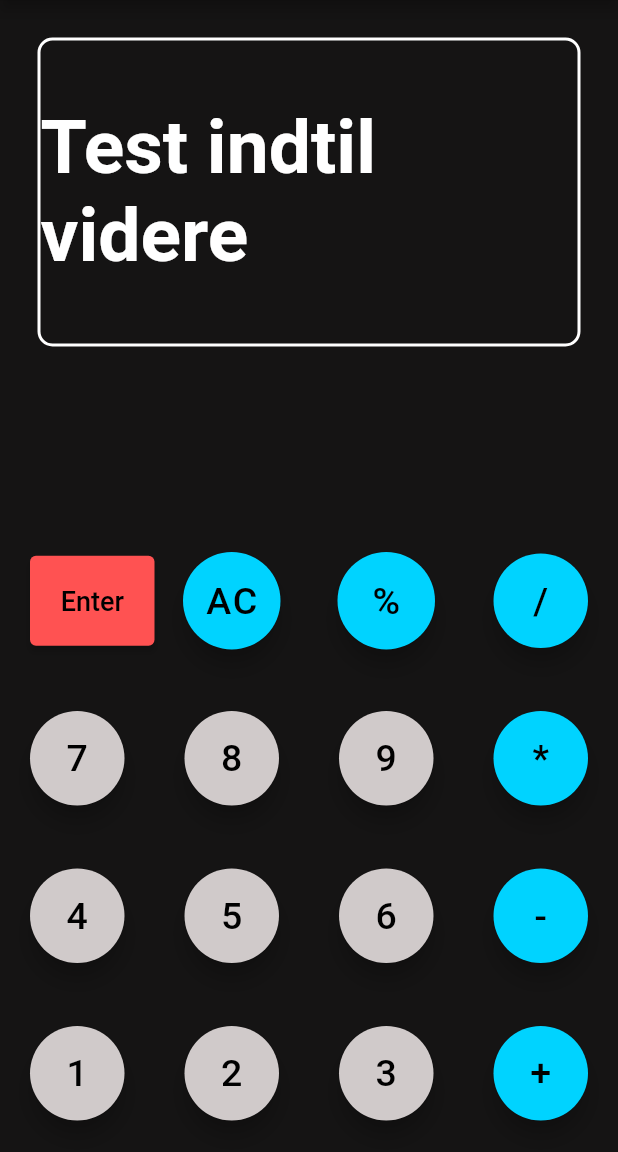
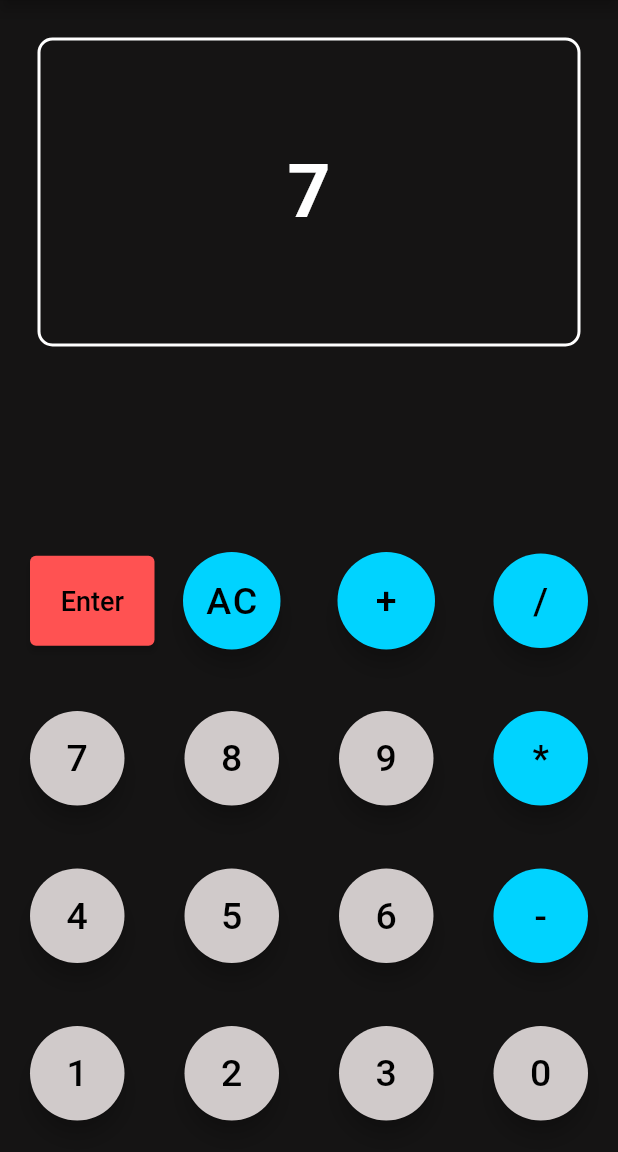
Before and after one commit to MathiasKrarup/RPN_Calculator, a Flutter app: the screen it shows after launch, after a tap on an icon or button, on a phone screen of 412 x 824 dp, the part 84-1236 px from its top. Run offline on Flutter 3.47's test engine with Material 2 defaults, Android fonts, the phone set to English and light mode, and no system bars.

Commit message:
Made the number display onPress

```diff
--- /dev/null
+++ b/lib/CommandPattern.dart
@@ -0,0 +1,3 @@
+abstract class Command {
+  void execute();
+}
--- a/lib/display.dart
+++ b/lib/display.dart
@@ -1,36 +1,35 @@
 import 'package:flutter/material.dart';
+import 'package:gui_calculator/keypad.dart';
 
 
-class Display extends StatefulWidget {
-  const Display({super.key});
 
-  @override
-  State<Display> createState() => _DisplayState();
-}
 
-class _DisplayState extends State<Display> {
+class Display extends StatelessWidget {
   Color backgroundColor = Color(0xFF151414);
+
+  Display (this.calculatorState);
+  CalculatorState calculatorState;
 
   @override
   Widget build(BuildContext context) {
     return Container(
-      color: backgroundColor, // Background color of the parent container
+      color: backgroundColor,
       child: Container(
         margin: EdgeInsets.all(25),
         decoration: BoxDecoration(
           border: Border.all(
-            color: Colors.white, // Border color of the child container
+            color: Colors.white,
             width: 2,
           ),
           borderRadius: BorderRadius.circular(10),
         ),
         child: Center(
           child: Text(
-            "Test indtil videre",
+            calculatorState.enteredNumber,
             style: TextStyle(
               fontSize: 50,
               fontWeight: FontWeight.bold,
-              color: Colors.white, // Text color of the child container
+              color: Colors.white,
             ),
           ),
         ),
--- a/lib/keypad.dart
+++ b/lib/keypad.dart
@@ -1,20 +1,37 @@
 import 'package:flutter/material.dart';
+import 'CommandPattern.dart';
 
-class Keypad extends StatefulWidget {
-  const Keypad({super.key});
+class RPNCalculator {
+  final List<num> stack = [];
 
-  @override
-  State<Keypad> createState() => _KeypadState();
+
+
 }
-class _KeypadState extends State<Keypad> {
+
+class CalculatorState{
+String enteredNumber;
+final List<double> stack;
+CalculatorState(this.enteredNumber, this.stack);
+}
+
+class Keypad extends StatelessWidget {
   Color containerColor = Color(0xFF151414);
   Color numberButtonColor = Color(0xFFD0CACA);
   Color operaterButtonColor = Color(0xFF00D3FF);
   double widthAndHeight = 65;
   double containerMargin = 20;
+  RPNCalculator RPNcalculator = RPNCalculator();
+
+  Keypad (this.calculatorState, this.updateUI);
+  CalculatorState calculatorState;
+  VoidCallback updateUI;
 
   @override
   Widget build(BuildContext context) {
+    EnterNumber(String value) {
+        calculatorState.enteredNumber = calculatorState.enteredNumber + value;
+        updateUI();
+    }
     return Container(
       color: containerColor,
       child: Column(
@@ -29,7 +46,9 @@ class _KeypadState extends State<Keypad> {
                   width: 50,
                   height: 60,
                     child: ElevatedButton(
-                      onPressed: () {},
+                      onPressed: () {
+                        EnterNumber("");
+                      },
                       style: ElevatedButton.styleFrom(
                           backgroundColor: Colors.redAccent),
                       child: Text('Enter',
@@ -63,7 +82,7 @@ class _KeypadState extends State<Keypad> {
                     height: widthAndHeight,
                     child: FloatingActionButton(
                       onPressed: () {},
-                      child: Text('%',
+                      child: Text('+',
                         style: TextStyle(fontSize: 25.0,
                             color: Colors.black),
                       ),
@@ -100,7 +119,9 @@ class _KeypadState extends State<Keypad> {
                     width: widthAndHeight,
                     height: widthAndHeight,
                       child: FloatingActionButton(
-                        onPressed: () {},
+                        onPressed: () {
+                          EnterNumber('7');
+                        },
                         child: Text('7',
                           style: TextStyle(fontSize: 25.0,
                               color: Colors.black),
@@ -117,7 +138,9 @@ class _KeypadState extends State<Keypad> {
                     width: widthAndHeight,
                     height: widthAndHeight,
                     child: FloatingActionButton(
-                      onPressed: () {},
+                      onPressed: () {
+                        EnterNumber('8');
+                      },
                       child: Text('8',
                         style: TextStyle(fontSize: 25.0,
                             color: Colors.black),
@@ -134,7 +157,9 @@ class _KeypadState extends State<Keypad> {
                     width: widthAndHeight,
                     height: widthAndHeight,
                     child: FloatingActionButton(
-                      onPressed: () {},
+                      onPressed: () {
+                        EnterNumber('9');
+                      },
                       child: Text('9',
                         style: TextStyle(fontSize: 25.0,
                             color: Colors.black),
@@ -172,7 +197,9 @@ class _KeypadState extends State<Keypad> {
                     width: widthAndHeight,
                     height: widthAndHeight,
                       child: FloatingActionButton(
-                        onPressed: () {},
+                        onPressed: () {
+                          EnterNumber('4');
+                        },
                         child: Text('4',
                           style: TextStyle(fontSize: 25.0,
                               color: Colors.black),
@@ -189,7 +216,9 @@ class _KeypadState extends State<Keypad> {
                     width: widthAndHeight,
                     height: widthAndHeight,
                     child: FloatingActionButton(
-                      onPressed: () {},
+                      onPressed: () {
+                        EnterNumber('5');
+                      },
                         child: Text('5',
                           style: TextStyle(fontSize: 25.0,
                               color: Colors.black),
@@ -206,7 +235,9 @@ class _KeypadState extends State<Keypad> {
                     width: widthAndHeight,
                     height: widthAndHeight,
                     child: FloatingActionButton(
-                      onPressed: () {},
+                      onPressed: () {
+                        EnterNumber('6');
+                      },
                         child: Text('6',
                           style: TextStyle(fontSize: 25.0,
                               color: Colors.black),
@@ -244,7 +275,9 @@ class _KeypadState extends State<Keypad> {
                     width: widthAndHeight,
                     height: widthAndHeight,
                       child: FloatingActionButton(
-                        onPressed: () {},
+                        onPressed: () {
+                          EnterNumber('1');
+                        },
                         child: Text('1',
                           style: TextStyle(fontSize: 25.0,
                               color: Colors.black),
@@ -261,7 +294,9 @@ class _KeypadState extends State<Keypad> {
                     width: widthAndHeight,
                     height: widthAndHeight,
                     child: FloatingActionButton(
-                      onPressed: () {},
+                      onPressed: () {
+                        EnterNumber('2');
+                      },
                       child: Text('2',
                         style: TextStyle(fontSize: 25.0,
                             color: Colors.black),
@@ -278,7 +313,9 @@ class _KeypadState extends State<Keypad> {
                     width: widthAndHeight,
                     height: widthAndHeight,
                     child: FloatingActionButton(
-                      onPressed: () {},
+                      onPressed: () {
+                        EnterNumber('3');
+                      },
                       child: Text('3',
                         style: TextStyle(fontSize: 25.0,
                             color: Colors.black),
@@ -295,12 +332,14 @@ class _KeypadState extends State<Keypad> {
                     width: widthAndHeight,
                     height: widthAndHeight,
                     child: FloatingActionButton(
-                      onPressed: () {},
-                      child: Text('+',
+                      onPressed: () {
+                        EnterNumber('0');
+                      },
+                      child: Text('0',
                         style: TextStyle(fontSize: 25.0,
                             color: Colors.black),
                       ),
-                      backgroundColor: operaterButtonColor,
+                      backgroundColor: numberButtonColor,
                     ),
                   ),
                 ),
--- a/lib/main.dart
+++ b/lib/main.dart
@@ -2,7 +2,6 @@ import 'package:flutter/material.dart';
 import 'package:flutter/services.dart';
 import 'package:gui_calculator/keypad.dart';
 import 'package:gui_calculator/display.dart';
-
 
 void main() {
   SystemChrome.setSystemUIOverlayStyle(SystemUiOverlayStyle(
@@ -11,16 +10,19 @@ void main() {
   runApp(const MyApp());
 }
 
-class MyApp extends StatelessWidget {
-  const MyApp({super.key});
+class MainScreen extends StatefulWidget {
+  const MainScreen({Key? key}) : super(key: key);
+
+  @override
+  State<MainScreen> createState() => _MainScreenState();
+}
+
+class _MainScreenState extends State<MainScreen> {
+  CalculatorState calculatorState = CalculatorState('', []);
 
   @override
   Widget build(BuildContext context) {
-    return MaterialApp(
-      debugShowCheckedModeBanner: false,
-      theme: ThemeData(
-      ),
-        home: Scaffold(
+    return Scaffold(
       appBar: AppBar(
         backgroundColor: Colors.black,
         title: Center(
@@ -35,19 +37,30 @@ class MyApp extends StatelessWidget {
             flex: 1,
             child: Container(
               width: double.infinity,
-                    child: Display(),
+              child: Display(this.calculatorState),
             ),
           ),
           Expanded(
             flex: 2,
             child: Container(
               width: double.infinity,
-                    child: Keypad(),
+              child: Keypad(this.calculatorState, () => setState(() => {})),
             ),
           ),
         ],
       ),
-      ),
     );
   }
 }
+
+class MyApp extends StatelessWidget {
+  const MyApp({super.key});
+
+  @override
+  Widget build(BuildContext context) {
+    return MaterialApp(
+        debugShowCheckedModeBanner: false,
+        theme: ThemeData(),
+        home: MainScreen());
+  }
+}
```
Lines whose indentation alone changed are shown as unchanged.
